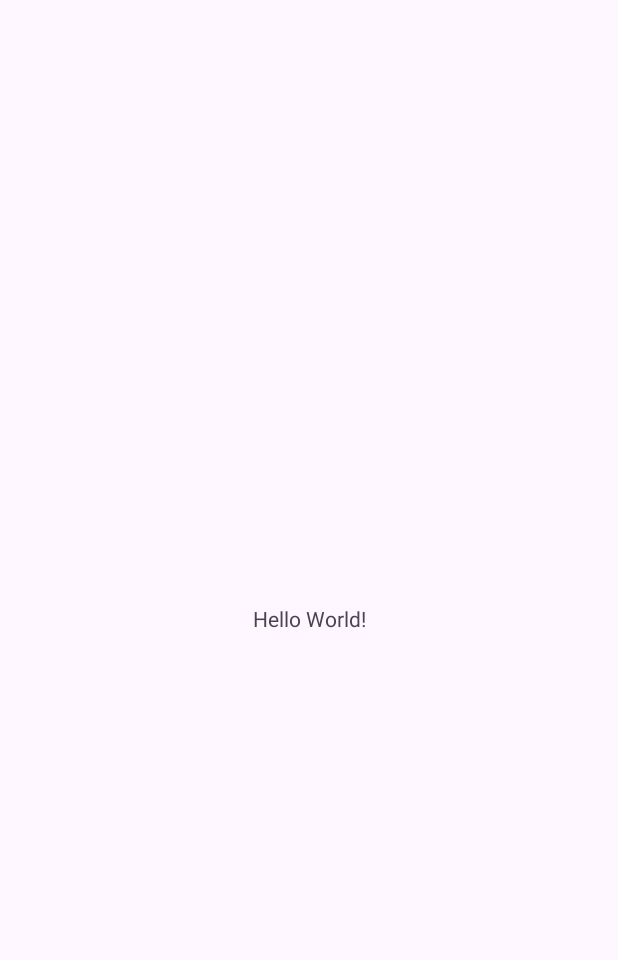
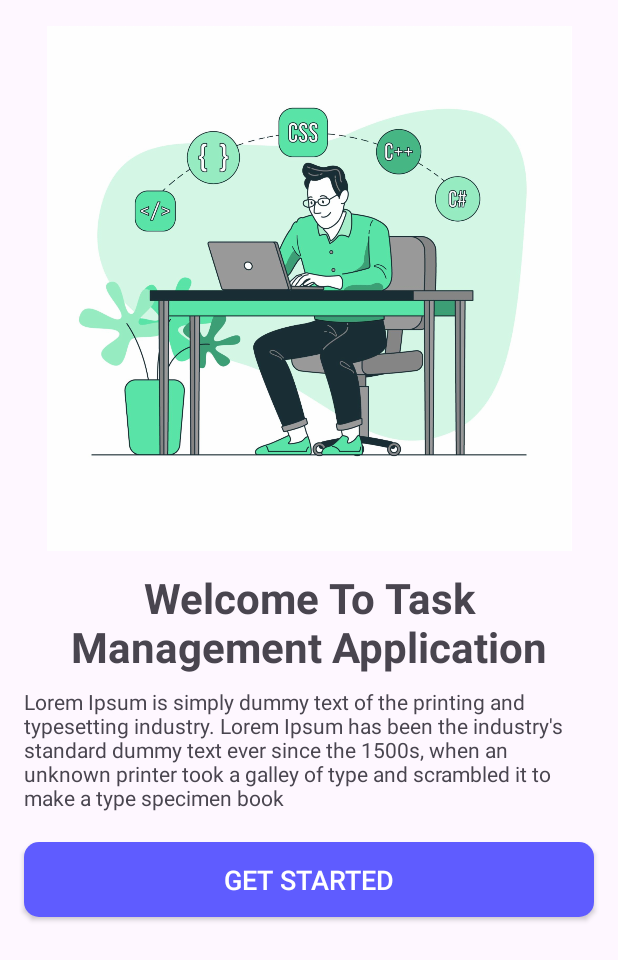
Before and after one commit to sehan29/To-Do-Application, an Android app: the screen it shows after launch (MainActivity), on a phone screen of 412 x 824 dp. Before the commit the part shown is almost empty. Shown: the top 960 px of the screen. Run offline under Robolectric (Android 15) with nearby library versions, the light colour scheme and no system bars.

Commit message:
Added Learn-More Screen Components

```diff
--- /dev/null
+++ b/app/src/main/res/drawable/buttton_background.xml
@@ -0,0 +1,10 @@
+<?xml version="1.0" encoding="utf-8"?>
+<selector xmlns:android="http://schemas.android.com/apk/res/android">
+
+    <item>
+        <shape android:shape="rectangle">
+            <solid android:color="@color/button_color"></solid>
+            <corners android:radius="10dp"></corners>
+        </shape>
+    </item>
+</selector>
--- a/app/src/main/res/layout/activity_main.xml
+++ b/app/src/main/res/layout/activity_main.xml
@@ -6,13 +6,68 @@
     android:layout_height="match_parent"
     tools:context=".MainActivity">
 
-    <TextView
-        android:layout_width="wrap_content"
-        android:layout_height="wrap_content"
-        android:text="Hello World!"
+    <ImageView
+        android:id="@+id/imageView5"
+        android:layout_width="match_parent"
+        android:layout_height="350dp"
+        android:layout_marginStart="16dp"
+        android:layout_marginEnd="16dp"
         app:layout_constraintBottom_toBottomOf="parent"
         app:layout_constraintEnd_toEndOf="parent"
         app:layout_constraintStart_toStartOf="parent"
-        app:layout_constraintTop_toTopOf="parent" />
+        app:layout_constraintTop_toTopOf="parent"
+        app:layout_constraintVertical_bias="0.036"
+        app:srcCompat="@drawable/learn_more_image" />
+
+    <TextView
+        android:id="@+id/textView"
+        android:layout_width="match_parent"
+        android:layout_height="wrap_content"
+        android:layout_marginStart="16dp"
+        android:layout_marginTop="12dp"
+        android:layout_marginEnd="16dp"
+        android:text="Welcome To Task Management Application"
+        android:textAlignment="center"
+        android:textSize="28sp"
+        android:textStyle="bold"
+        app:layout_constraintBottom_toBottomOf="parent"
+        app:layout_constraintEnd_toEndOf="parent"
+        app:layout_constraintHorizontal_bias="0.49"
+        app:layout_constraintStart_toStartOf="parent"
+        app:layout_constraintTop_toBottomOf="@+id/imageView5"
+        app:layout_constraintVertical_bias="0.0" />
+
+    <TextView
+        android:id="@+id/textView2"
+        android:layout_width="match_parent"
+        android:layout_height="wrap_content"
+        android:layout_marginStart="16dp"
+        android:layout_marginTop="8dp"
+        android:layout_marginEnd="16dp"
+        android:text="Lorem Ipsum is simply dummy text of the printing and typesetting industry. Lorem Ipsum has been the industry's standard dummy text ever since the 1500s, when an unknown printer took a galley of type and scrambled it to make a type specimen book"
+        app:layout_constraintBottom_toBottomOf="parent"
+        app:layout_constraintEnd_toEndOf="parent"
+        app:layout_constraintStart_toStartOf="parent"
+        app:layout_constraintTop_toBottomOf="@+id/textView"
+        app:layout_constraintVertical_bias="0.0" />
+
+    <androidx.appcompat.widget.AppCompatButton
+        android:id="@+id/get_btn"
+        style="@style/Widget.AppCompat.Button"
+        android:layout_width="match_parent"
+        android:layout_height="50dp"
+        android:layout_marginStart="16dp"
+        android:layout_marginTop="20dp"
+        android:layout_marginEnd="16dp"
+        android:background="@drawable/buttton_background"
+        android:text="GET STARTED"
+        android:textColor="@color/white"
+        android:textSize="18sp"
+        app:layout_constraintBottom_toBottomOf="parent"
+        app:layout_constraintEnd_toEndOf="parent"
+        app:layout_constraintHorizontal_bias="0.47"
+        app:layout_constraintStart_toStartOf="parent"
+        app:layout_constraintTop_toBottomOf="@+id/textView2"
+        app:layout_constraintVertical_bias="0.0" />
 
 </androidx.constraintlayout.widget.ConstraintLayout>
--- a/app/src/main/res/values/colors.xml
+++ b/app/src/main/res/values/colors.xml
@@ -2,4 +2,5 @@
 <resources>
     <color name="black">#FF000000</color>
     <color name="white">#FFFFFFFF</color>
+    <color name="button_color">#5F5CFF</color>
 </resources>
```
Also changed, not shown: app/src/main/res/drawable-hdpi/learn_more_image.png (added), app/src/main/res/drawable-mdpi/learn_more_image.png (added), app/src/main/res/drawable-xhdpi/learn_more_image.png (added), 2 other files.
